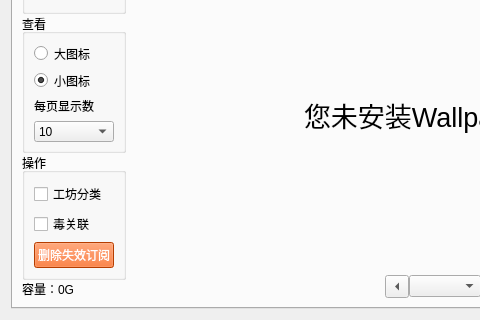
This is widgets/main.ui in w703001848/Wallpaper_Engine_Tools as Qt 5 draws it before an edit; both pictures show x 0 to 480 and y 448 to 768 of the 1024 by 768 pixel window. The edited form follows.
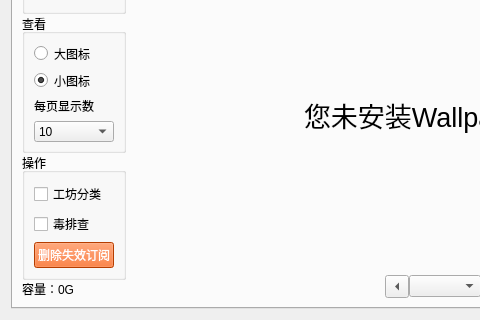
This is the edited form. Icons and pictures are not drawn.

Diff of the .ui file:
```diff
--- a/widgets/main.ui
+++ b/widgets/main.ui
@@ -451,7 +451,7 @@
               <item>
                <widget class="QCheckBox" name="checkBox_authorblock">
                 <property name="text">
-                 <string>毒关联</string>
+                 <string>毒排查</string>
                 </property>
                </widget>
               </item>
```
Left out of the diff: 6 changed lines with no effect on the pictures.
